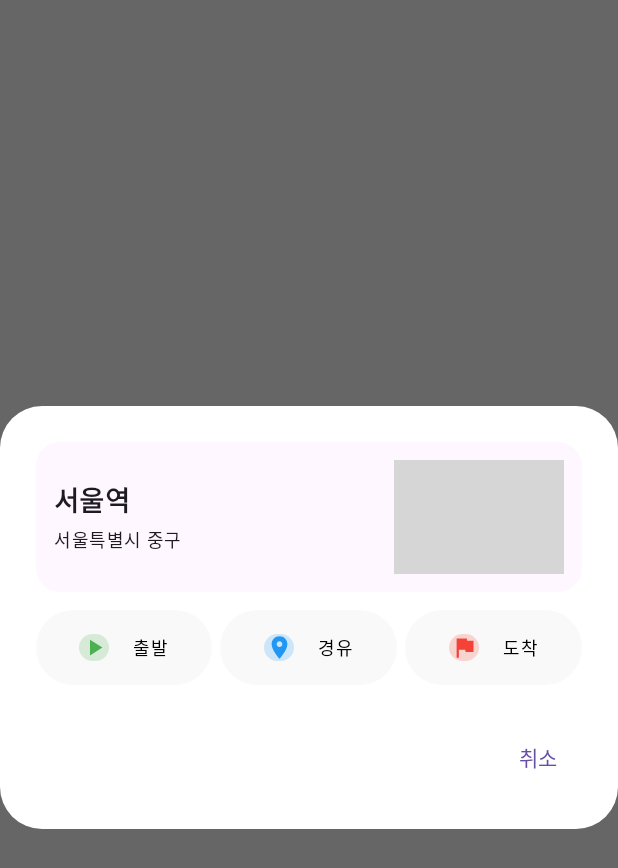
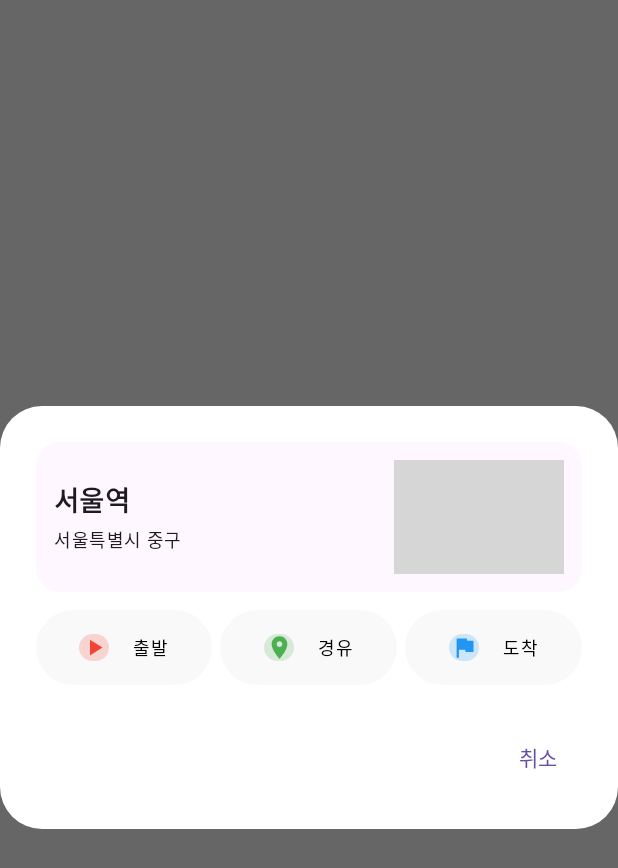
Before and after one commit to dpfls0922/mock-location-app, an Android app built with Jetpack Compose: the @Preview function RouteSelectionDialogPreview, on a phone screen of 412 x 824 dp. Shown: the top 868 px of the screen. Run offline under Robolectric (Android 15) with nearby library versions, the phone set to English and light mode, and no system bars; libraries missing offline, so code that uses them is left out: com.skt.tmap; pictures from the network do not load; grey boxes are pictures that could not be loaded.

Commit message:
[style] 마커 스타일 변경 #25

```diff
--- a/app/src/main/java/com/example/mocklocation/core/helper/MarkerHelper.kt
+++ b/app/src/main/java/com/example/mocklocation/core/helper/MarkerHelper.kt
@@ -18,8 +18,8 @@ enum class MarkerType(val resId: Int, val iconSize: Pair<Float, Float>) {
     START(R.drawable.marker_start, Pair(40F, 40F)),
     END(R.drawable.marker_end, Pair(40F, 40F)),
     DESTINATION(R.drawable.ic_map_destinationpoint, Pair(35F, 35F)),
-    WAYPOINT_1(R.drawable.ic_subtract_01, Pair(20F, 20F)),
-    WAYPOINT_2(R.drawable.ic_subtract_02, Pair(20F, 20F)),
+    WAYPOINT_1(R.drawable.ic_subtract_01, Pair(23F, 23F)),
+    WAYPOINT_2(R.drawable.ic_subtract_02, Pair(23F, 23F)),
     CURRENT(R.drawable.marker_current, Pair(40F, 40F)),
     TOUCH(R.drawable.ic_subtract_destination, Pair(35F, 35F))
 }
@@ -94,7 +94,6 @@ class MarkerHelper(
                     .strokeColor(strokeColor)
                     .strokeWidth(4f)
                     .lineWidth(5f)
-                    .lineDashStyle(intArrayOf(strokeColor, fillColor, strokeColor, fillColor))
                     .create()
                 mapEngine.markerManager.addMarker(polyline)
                 Timber.d("Polyline 정상적으로 지도에 표시됨")
--- a/app/src/main/java/com/example/mocklocation/presentation/map/component/Route.kt
+++ b/app/src/main/java/com/example/mocklocation/presentation/map/component/Route.kt
@@ -26,9 +26,9 @@ enum class RoutePointType(
     val icon: ImageVector,
     val color: Color
 ) {
-    START("출발", Icons.Default.PlayArrow, Color(0xFF4CAF50)),
-    END("도착", Icons.Default.Flag, Color(0xFFF44336)),
-    WAYPOINT("경유", Icons.Default.LocationOn, Color(0xFF2196F3))
+    START("출발", Icons.Default.PlayArrow, Color(0xFFF44336)),
+    END("도착", Icons.Default.Flag, Color(0xFF2196F3)),
+    WAYPOINT("경유", Icons.Default.LocationOn, Color(0xFF4CAF50))
 }
 
 data class RoutePoint(
--- a/app/src/main/res/drawable/ic_subtract_01.xml
+++ b/app/src/main/res/drawable/ic_subtract_01.xml
@@ -4,7 +4,11 @@
     android:viewportWidth="36"
     android:viewportHeight="36">
   <path
+      android:fillColor="#696969"
+      android:pathData="M18,34C26.837,34 34,26.837 34,18C34,9.163 26.837,2 18,2C9.163,2 2,9.163 2,18C2,26.837 9.163,34 18,34Z"
+      android:fillType="evenOdd"/>
+  <path
       android:pathData="M18,33C26.284,33 33,26.284 33,18C33,9.716 26.284,3 18,3C9.716,3 3,9.716 3,18C3,26.284 9.716,33 18,33ZM17.152,27.231H20.308V9.923H19.969L13.385,12.487V15.277L17.152,14.007V27.231Z"
-      android:fillColor="#616161"
+      android:fillColor="#8c8c8c"
       android:fillType="evenOdd"/>
 </vector>
```
Also changed, not shown: app/src/main/res/drawable/ic_subtract_02.xml (+6 -1 lines).
